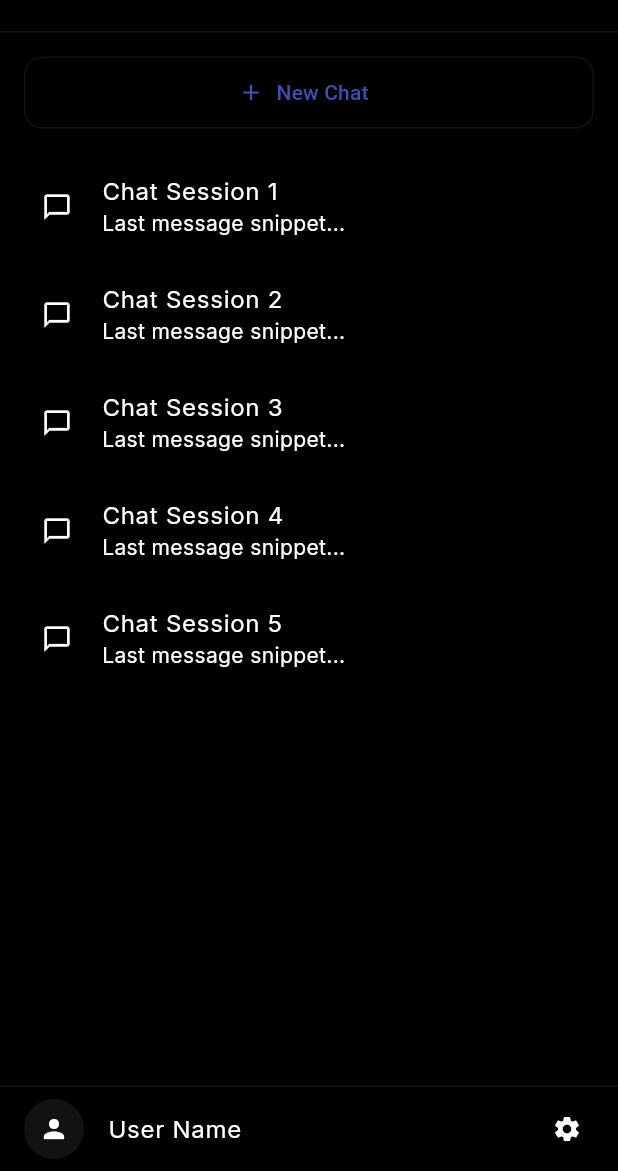
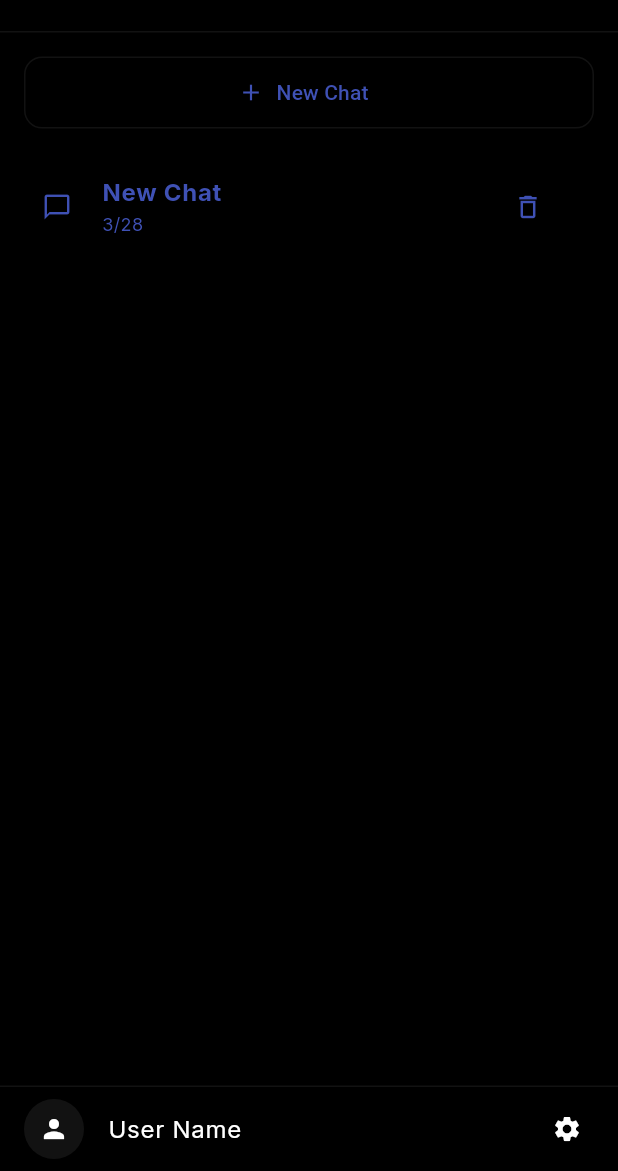
Before and after one commit to cys940/flutter_llama, a Flutter app: the screen it shows after launch, in the side drawer, after a tap on "New Chat", on a phone screen of 412 x 824 dp, the part 65-1236 px from its top. Run offline on Flutter 3.47's test engine with Material 3 defaults, Android fonts, the phone set to English and light mode, and no system bars; our stand-ins replace file_picker, flutter_riverpod, freezed_annotation, get_it, go_router, google_fonts and 4 more; missing offline and left inert: llamadart; accounts and stored records are empty; generated files the repository leaves out were written again.

Commit message:
feat(chat, ui, test): 채팅 상태 관리 고도화 및 세션 연동 UI 구현
- ChatNotifier에 sessionId 기반 상태 관리 로직 추가
- ChatHistorySidebar의 현재 세션 표시 및 선택 기능 구현
- SessionsProvider를 통한 전체 세션 목록 연동
- ChatRepository 관련 단위 테스트 및 Mock 클래스 추가

Co-Authored-By: First Fluke <our.first.fluke@gmail.com>

```diff
--- a/lib/features/chat/presentation/providers/chat_state.dart
+++ b/lib/features/chat/presentation/providers/chat_state.dart
@@ -1,13 +1,14 @@
 import 'package:freezed_annotation/freezed_annotation.dart';
-import '../../domain/entities/chat_message.dart';
+import '../../domain/entities/session_entity.dart';
 
 part 'chat_state.freezed.dart';
 
 @freezed
 abstract class ChatState with _$ChatState {
   const factory ChatState({
-    @Default([]) List<ChatMessage> messages,
+    @Default([]) List<MessageEntity> messages,
     @Default(false) bool isLoading,
     @Default(false) bool isModelLoaded,
+    String? sessionId,
   }) = _ChatState;
 }
--- /dev/null
+++ b/lib/features/chat/presentation/providers/sessions_provider.dart
@@ -0,0 +1,43 @@
+import 'package:riverpod_annotation/riverpod_annotation.dart';
+import '../../domain/entities/session_entity.dart';
+import 'chat_provider.dart';
+
+part 'sessions_provider.g.dart';
+
+@riverpod
+class Sessions extends _$Sessions {
+  @override
+  Future<List<SessionEntity>> build() async {
+    return _fetchSessions();
+  }
+
+  Future<List<SessionEntity>> _fetchSessions() async {
+    final repository = ref.read(chatRepositoryProvider);
+    return repository.getSessions();
+  }
+
+  /// 새로운 세션을 시작하고 목록을 갱신합니다.
+  Future<void> createNewSession() async {
+    await ref.read(chatProvider.notifier).startNewSession();
+    state = AsyncValue.data(await _fetchSessions());
+  }
+
+  /// 세션을 삭제하고 목록을 갱신합니다.
+  Future<void> deleteSession(String sessionId) async {
+    await ref.read(chatRepositoryProvider).deleteSession(sessionId);
+
+    // 현재 세션이 삭제된 것이라면 세션 초기화
+    final currentChatState = ref.read(chatProvider);
+    if (currentChatState.sessionId == sessionId) {
+      await ref.read(chatProvider.notifier).startNewSession();
+    }
+
+    state = AsyncValue.data(await _fetchSessions());
+  }
+
+  /// 세션 목록을 강제 새로고침합니다.
+  void refresh() async {
+    state = const AsyncValue.loading();
+    state = await AsyncValue.guard(() => _fetchSessions());
+  }
+}
--- a/lib/features/chat/presentation/widgets/chat_history_sidebar.dart
+++ b/lib/features/chat/presentation/widgets/chat_history_sidebar.dart
@@ -1,16 +1,20 @@
 import 'package:flutter/material.dart';
+import 'package:flutter_riverpod/flutter_riverpod.dart';
 import '../../../../core/theme/app_colors.dart';
 import '../../../../core/theme/app_sizes.dart';
 import '../../../../core/utils/responsive_helper.dart';
+import '../providers/chat_provider.dart';
+import '../providers/sessions_provider.dart';
 
 /// 채팅 히스토리 목록을 표시하는 반응형 사이드바 위젯입니다.
-/// 모바일에서는 Drawer로, 태블릿/데스크탑에서는 고정 사이드바로 사용됩니다.
-class ChatHistorySidebar extends StatelessWidget {
+class ChatHistorySidebar extends ConsumerWidget {
   const ChatHistorySidebar({super.key});
 
   @override
-  Widget build(BuildContext context) {
+  Widget build(BuildContext context, WidgetRef ref) {
     final bool isMobile = context.isMobile;
+    final sessionsAsync = ref.watch(sessionsProvider);
+    final currentSessionId = ref.watch(chatProvider).sessionId;
 
     return Container(
       width: isMobile ? null : AppSizes.responsiveSidebarWidth(context),
@@ -48,7 +52,7 @@ class ChatHistorySidebar extends StatelessWidget {
             Padding(
               padding: const EdgeInsets.all(AppSizes.m),
               child: OutlinedButton.icon(
-                onPressed: () {},
+                onPressed: () => ref.read(sessionsProvider.notifier).createNewSession(),
                 icon: const Icon(Icons.add),
                 label: const Text('New Chat'),
                 style: OutlinedButton.styleFrom(
@@ -61,28 +65,54 @@ class ChatHistorySidebar extends StatelessWidget {
               ),
             ),
 
-            // 채팅 목록 (Placeholder)
+            // 채팅 목록
             Expanded(
-              child: ListView.builder(
+              child: sessionsAsync.when(
+                data: (sessions) => ListView.builder(
                   padding: const EdgeInsets.symmetric(horizontal: AppSizes.s),
-                itemCount: 5,
+                  itemCount: sessions.length,
                   itemBuilder: (context, index) {
+                    final session = sessions[index];
+                    final isSelected = session.sessionId == currentSessionId;
+
                     return ListTile(
-                    leading: const Icon(Icons.chat_bubble_outline, size: 20),
+                      selected: isSelected,
+                      selectedTileColor: AppColors.surface,
+                      leading: Icon(
+                        Icons.chat_bubble_outline,
+                        size: 20,
+                        color: isSelected ? AppColors.primary : null,
+                      ),
                       title: Text(
-                      'Chat Session ${index + 1}',
+                        session.title,
                         maxLines: 1,
                         overflow: TextOverflow.ellipsis,
+                        style: TextStyle(
+                          fontWeight: isSelected ? FontWeight.bold : null,
                         ),
-                    subtitle: const Text('Last message snippet...', maxLines: 1),
+                      ),
+                      subtitle: Text(
+                        '${session.lastMessageAt.month}/${session.lastMessageAt.day}',
+                        style: const TextStyle(fontSize: 12),
+                      ),
+                      trailing: isSelected
+                          ? IconButton(
+                              icon: const Icon(Icons.delete_outline, size: 20),
+                              onPressed: () => ref.read(sessionsProvider.notifier).deleteSession(session.sessionId),
+                            )
+                          : null,
                       shape: RoundedRectangleBorder(
                         borderRadius: BorderRadius.circular(AppSizes.radiusS),
                       ),
                       onTap: () {
-                      if (isMobile) Navigator.pop(context); // Close drawer on mobile
+                        ref.read(chatProvider.notifier).loadSession(session.sessionId);
+                        if (isMobile) Navigator.pop(context);
                       },
                     );
                   },
+                ),
+                loading: () => const Center(child: CircularProgressIndicator()),
+                error: (err, stack) => Center(child: Text('Error: $err')),
               ),
             ),
 
--- a/lib/main.dart
+++ b/lib/main.dart
@@ -2,9 +2,14 @@ import 'package:flutter/material.dart';
 import 'package:flutter_riverpod/flutter_riverpod.dart';
 import 'core/theme/app_theme.dart';
 import 'core/router/app_router.dart';
+import 'core/di/injection.dart';
 
-void main() {
+void main() async {
   WidgetsFlutterBinding.ensureInitialized();
+
+  // 의존성 주입 초기화
+  await configureDependencies();
+
   runApp(
     const ProviderScope(
       child: LocalAiChatApp(),
```
Also changed, not shown: lib/features/chat/presentation/providers/chat_provider.dart (+58 -19 lines), lib/features/chat/presentation/providers/chat_provider.g.dart, lib/features/chat/presentation/providers/chat_state.freezed.dart, lib/features/chat/presentation/providers/sessions_provider.g.dart (added), 4 other files. Lines whose indentation alone changed are shown as unchanged.
